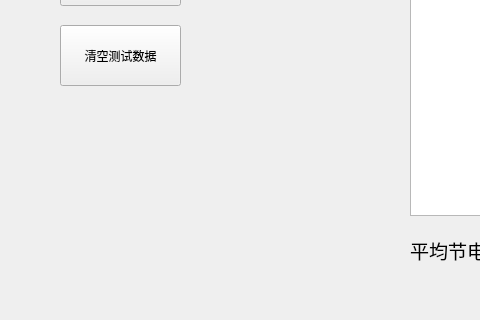
The window that testwindow.ui (DaiLuyaoME/SavingEletricity) describes before a commit, drawn with Qt 5; both pictures show x 0 to 480 and y 185 to 505 of the 1000 by 600 pixel window.
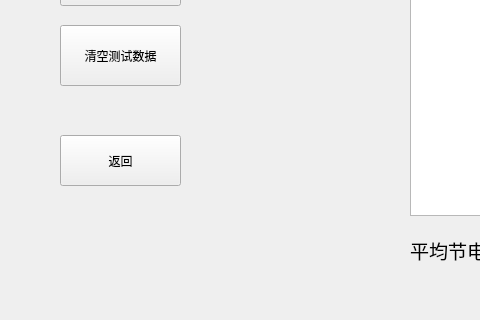
The same window after the commit. Icons and pictures are not drawn.

Commit message: （1）调整了实时绘图窗口的绘图风格；（2）在实时绘图窗口和测试窗口添加了返回按钮；（3）修改了UI类的构造函数，以此使各个窗口能够共享一个dataprocessor实例

What changed in the file:
```diff
--- a/testwindow.ui
+++ b/testwindow.ui
@@ -100,6 +100,32 @@
     <string>0</string>
    </property>
   </widget>
+  <widget class="QPushButton" name="returnBtn">
+   <property name="geometry">
+    <rect>
+     <x>60</x>
+     <y>320</y>
+     <width>121</width>
+     <height>51</height>
+    </rect>
+   </property>
+   <property name="text">
+    <string>返回</string>
+   </property>
+   <property name="icon">
+    <iconset>
+     <normaloff>icon/return.ico</normaloff>icon/return.ico</iconset>
+   </property>
+   <property name="iconSize">
+    <size>
+     <width>32</width>
+     <height>32</height>
+    </size>
+   </property>
+   <property name="flat">
+    <bool>false</bool>
+   </property>
+  </widget>
  </widget>
  <resources/>
  <connections/>
```
The commit also changes 9 other files.
